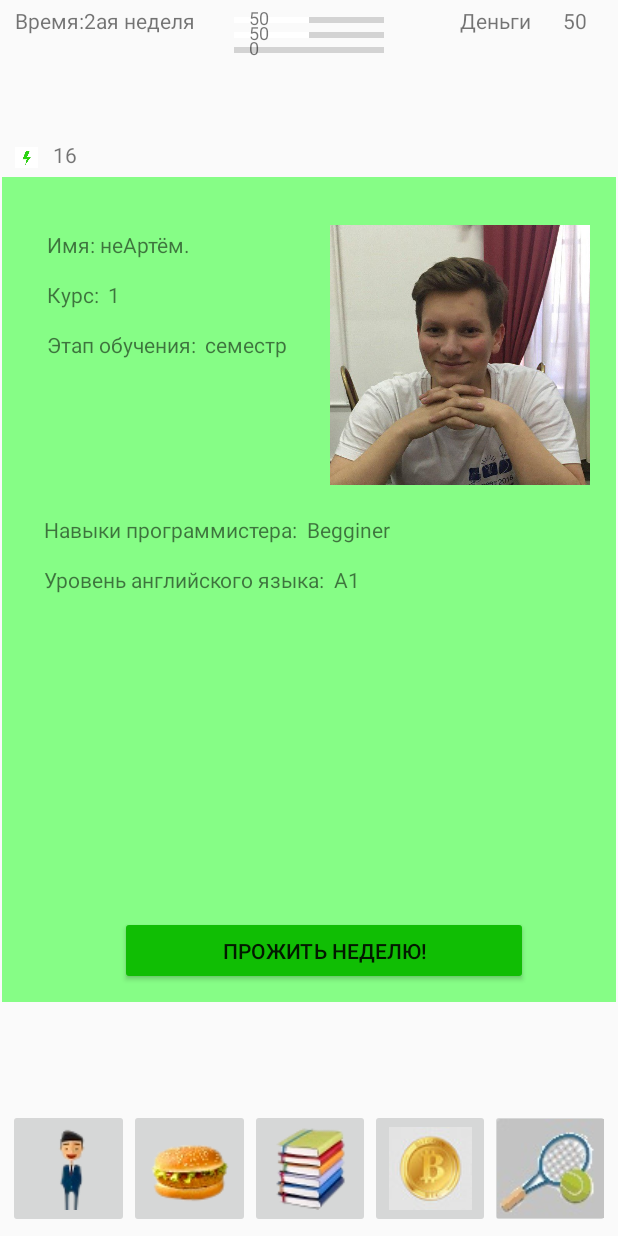
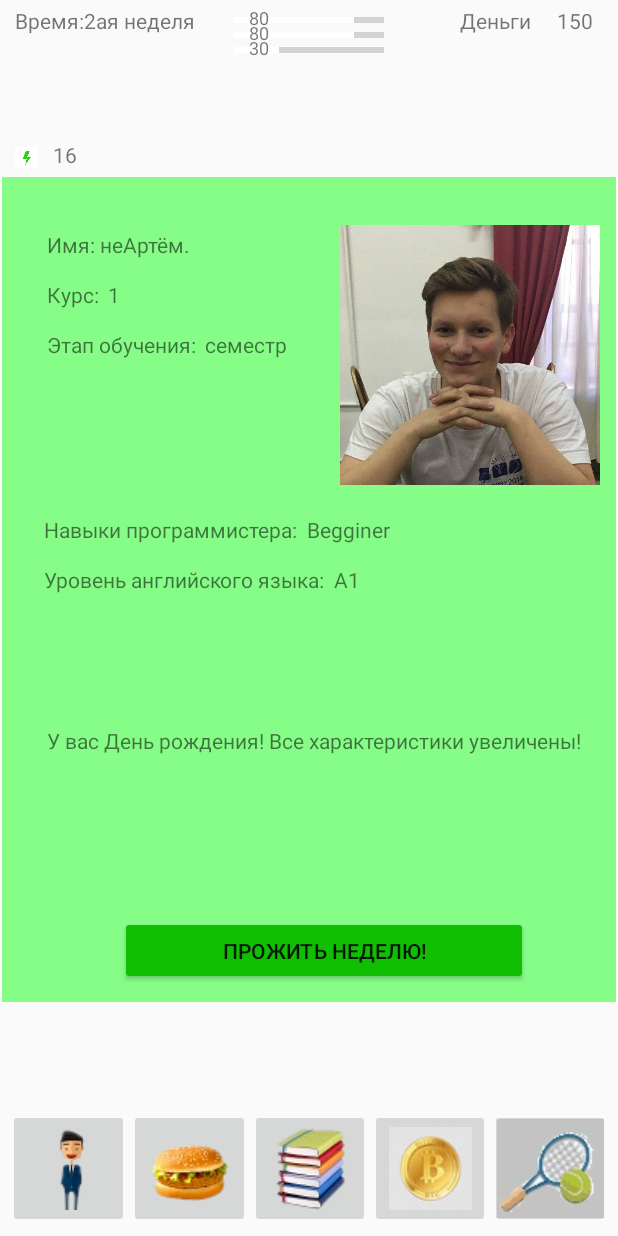
Before and after one commit to dasfex/AndroidFamcsSimulator, an Android app: the GameLobbyActivity screen opened directly, with no data from a screen before it, after a tap on "ПРОЖИТЬ НЕДЕЛЮ!", on a phone screen of 412 x 824 dp. Run offline under Robolectric (Android 15) with nearby library versions, the phone set to English and light mode, and no system bars.

Commit message:
add actions

```diff
--- a/app/src/main/java/com/source/studsimulator/model/GameLogic.java
+++ b/app/src/main/java/com/source/studsimulator/model/GameLogic.java
@@ -90,8 +90,10 @@ public class GameLogic implements GameContract.Model {
     }
 
     public void applyRandomAction(RandomAction action) {
-            student.changeHealth(action.getHealthChanging());
-            pay(action);
+        student.changeHealth(action.getHealthChanging());
+        student.changeSatiety(action.getSatietyChanging());
+        student.changeEducationLevel(action.getStudyChanging());
+        student.changeMoney(action.getMoneyChanging());
     }
 
     @Override
--- a/app/src/main/java/com/source/studsimulator/model/entity/RandomAction.java
+++ b/app/src/main/java/com/source/studsimulator/model/entity/RandomAction.java
@@ -2,21 +2,25 @@ package com.source.studsimulator.model.entity;
 
 import java.util.Random;
 
-public class RandomAction implements Payable {
+public class RandomAction {
     private String message;
     //вероятность от 1 до 20
     private int probability;
-    private Price price;
     private int healthChanging;
-    private  int studyChanging;
+    private int studyChanging;
+    private int satietyChanging;
+    private int moneyChanging;
     private Random rand = new Random();
 
-    public RandomAction( String message, int probability, int price, int healthChanging, int studyChanging) {
+    public RandomAction(String message, int probability,
+                        int healthChanging, int studyChanging, int satietyChanging,
+                        int moneyChanging) {
         this.message = message;
         this.probability = probability;
-        this.price = new Price(price);
         this.healthChanging = healthChanging;
         this.studyChanging = studyChanging;
+        this.satietyChanging = satietyChanging;
+        this.moneyChanging = moneyChanging;
     }
 
     public boolean isActive() {
@@ -28,11 +32,6 @@ public class RandomAction implements Payable {
         return message;
     }
 
-    @Override
-    public Price getPrice() {
-        return price;
-    }
-
     public int getHealthChanging() {
         return healthChanging;
     }
@@ -41,4 +40,11 @@ public class RandomAction implements Payable {
         return studyChanging;
     }
 
+    public int getSatietyChanging() {
+        return satietyChanging;
+    }
+
+    public int getMoneyChanging() {
+        return moneyChanging;
+    }
 }
--- a/app/src/main/java/com/source/studsimulator/relation/GamePresenter.java
+++ b/app/src/main/java/com/source/studsimulator/relation/GamePresenter.java
@@ -1,10 +1,12 @@
 package com.source.studsimulator.relation;
 
 import com.source.studsimulator.R;
+import com.source.studsimulator.model.ActionObjects;
 import com.source.studsimulator.model.GameLogic.PlayerStatsEnum;
 import com.source.studsimulator.model.entity.ContainsRandomAction;
 import com.source.studsimulator.model.entity.Food;
 import com.source.studsimulator.model.entity.Hobby;
+import com.source.studsimulator.model.entity.RandomAction;
 import com.source.studsimulator.model.entity.Study;
 import com.source.studsimulator.model.entity.Work;
 import com.source.studsimulator.ui.StudSimulatorApplication;
@@ -101,6 +103,10 @@ public class GamePresenter implements GameContract.Presenter {
         if (model.getParameter(PlayerStatsEnum.SATIETY) == 0 ||
                 model.getParameter(PlayerStatsEnum.HEALTH) == 0) {
             view.printDeadMessage();
+        }
+
+        if (model.getWeek() % 52 == 1) {
+            applyRandomAction(ActionObjects.getAction(6));
         }
     }
 
@@ -232,4 +238,12 @@ public class GamePresenter implements GameContract.Presenter {
         }
     }
 
+    private void applyRandomAction(RandomAction action) {
+        if (action != null) {
+            if (action.isActive()) {
+                model.applyRandomAction(action);
+                view.writeMessage(action.getMessage());
+            }
+        }
+    }
 }
--- a/app/src/main/res/layout/info_fragment_activity.xml
+++ b/app/src/main/res/layout/info_fragment_activity.xml
@@ -26,11 +26,11 @@
         android:id="@+id/artyomTheStudent"
         android:layout_width="192dp"
         android:layout_height="173dp"
-        android:layout_marginStart="19dp"
         android:layout_marginTop="32dp"
+        android:layout_marginEnd="1dp"
         android:contentDescription="playerPhoto"
         android:src="@drawable/student"
-        app:layout_constraintStart_toEndOf="@+id/studyStage"
+        app:layout_constraintEnd_toEndOf="parent"
         app:layout_constraintTop_toTopOf="parent" />
 
     <TextView
--- a/app/src/main/res/values/strings.xml
+++ b/app/src/main/res/values/strings.xml
@@ -75,8 +75,15 @@
     <string name="github_of_project">Github of project!</string>
     <string name="github">https://github.com/KhodorVan/AndroidFamcsSimulator</string>
 
-    <string name="neightbour_action_message">Сосед обнаружил, что вы тырите его еду, и хорошенько вас отмутузил. Ваше здоровье уменьшилось.</string>
+    <string name="neighbour_action_message">Сосед обнаружил, что вы тырите его еду, и хорошенько вас отмутузил. Ваше здоровье уменьшилось.</string>
     <string name="spisyvanie_action_message">Вас спалили за списыванием. Уровень вашей успеваемости снизился. </string>
+    <string name="sushi_bad_message">Вы поели суши и у вас завелись глисты! Ваше здоровье уменьшилось. </string>
+    <string name="parents_money_message">Родители прислали вам денег! </string>
+    <string name="friend_fastfood_message">Друг угостил вас в фастфуде! </string>
+    <string name="classmate_bd_message">У вашего одногруппника День рождения! Надо скинуться на подарок. </string>
+    <string name="player_bd_message">У вас День рождения! Все характеристики увеличены! </string>
+    <string name="draka_message">Когда вы подменяли друга в клубе, случилась драка! Ваше здоровье уменьшилось. </string>
+    <string name="loader_message">Вы сорвали спину, разгружая вагоны! Ваше здоровье уменьшилось. </string>
 
     <string name="handbook">Handbook</string>
     <string name="Jtransition">Jtransition</string>
```
Also changed, not shown: app/src/main/java/com/source/studsimulator/model/ActionObjects.java (+37 -7 lines).
